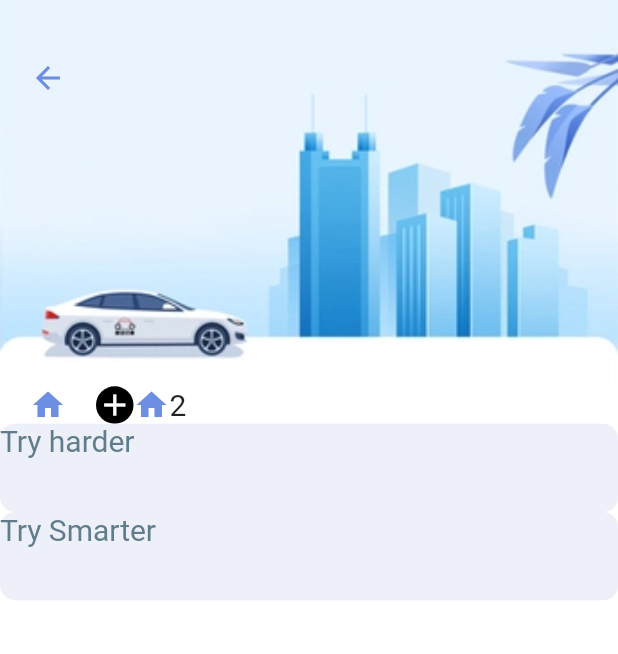
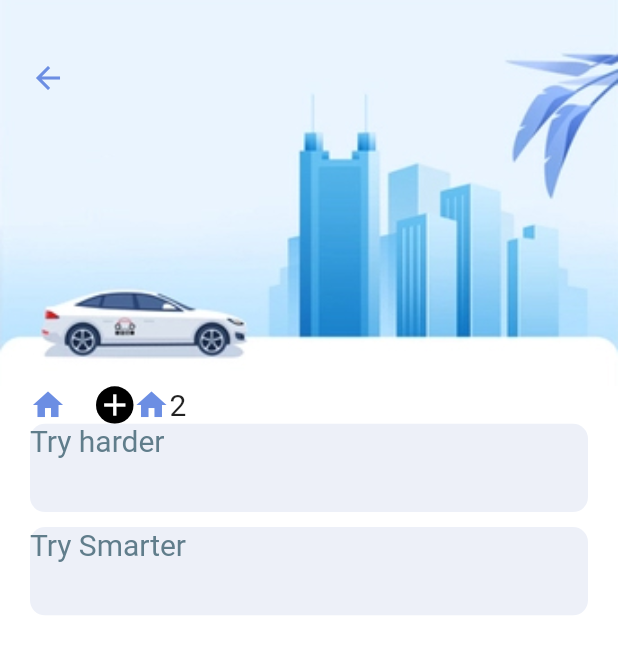
Before and after one commit to abrarali-official/Task-Management-App, a Flutter app: the screen it shows after launch, on a phone screen of 412 x 824 dp. Shown: the top 654 px of the screen. Run offline on Flutter 3.47's test engine with Material 2 defaults, Android fonts, the phone set to English and light mode, and no system bars; our stand-ins replace get.

Commit message:
new page

```diff
--- a/lib/screens/all_task.dart
+++ b/lib/screens/all_task.dart
@@ -8,6 +8,15 @@ class AllTask extends StatelessWidget {
   @override
   Widget build(BuildContext context) {
     List myData = ["Try harder", "Try Smarter"];
+    final leftEditIcon = Container(
+      margin: const EdgeInsets.only(bottom: 10),
+      color: const Color(0xFF2e3253),
+      child: const Icon(
+        Icons.edit,
+        color: Colors.white,
+      ),
+      alignment: Alignment.centerLeft,
+    );
     return Scaffold(
       backgroundColor: Colors.white,
       body: Column(
@@ -67,9 +76,26 @@ class AllTask extends StatelessWidget {
             child: ListView.builder(
               itemCount: myData.length,
               itemBuilder: (context, index) {
-                return TaskWidget(
-                  text: myData[index],
-                  color: Colors.blueGrey,
+                return Dismissible(
+                  background: leftEditIcon,
+                  onDismissed: (DismissDirection direction) {
+                    // ignore: avoid_print
+                    print('dismiss after');
+                  },
+                  confirmDismiss: (DismissDirection direction) async {
+                    // ignore: avoid_print
+                    print("confirming ");
+                    return true;
+                  },
+                  key: ObjectKey(index),
+                  child: Container(
+                    margin:
+                        const EdgeInsets.only(left: 20, right: 20, bottom: 10),
+                    child: TaskWidget(
+                      text: myData[index],
+                      color: Colors.blueGrey,
+                    ),
+                  ),
                 );
               },
             ),
```
